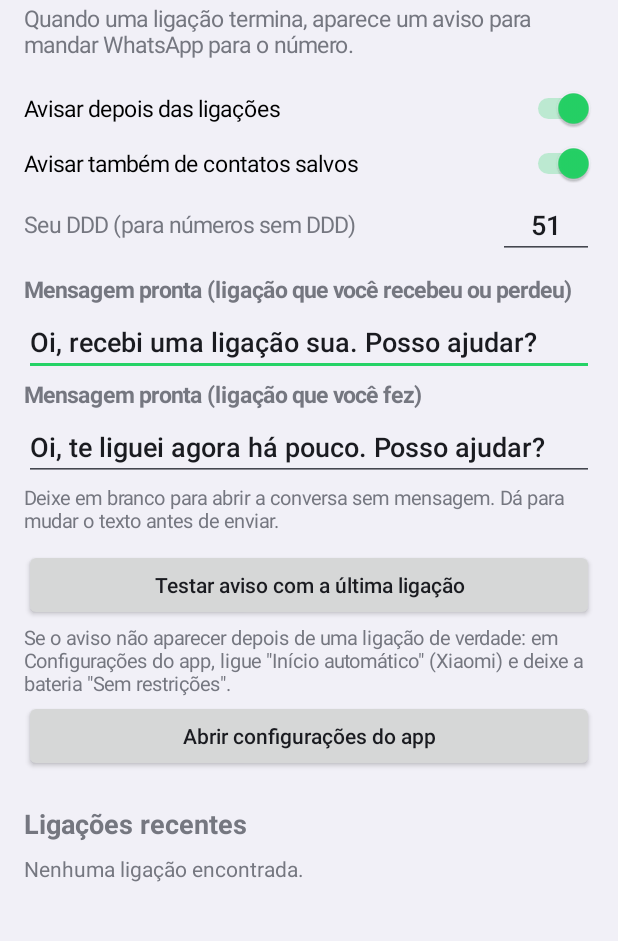
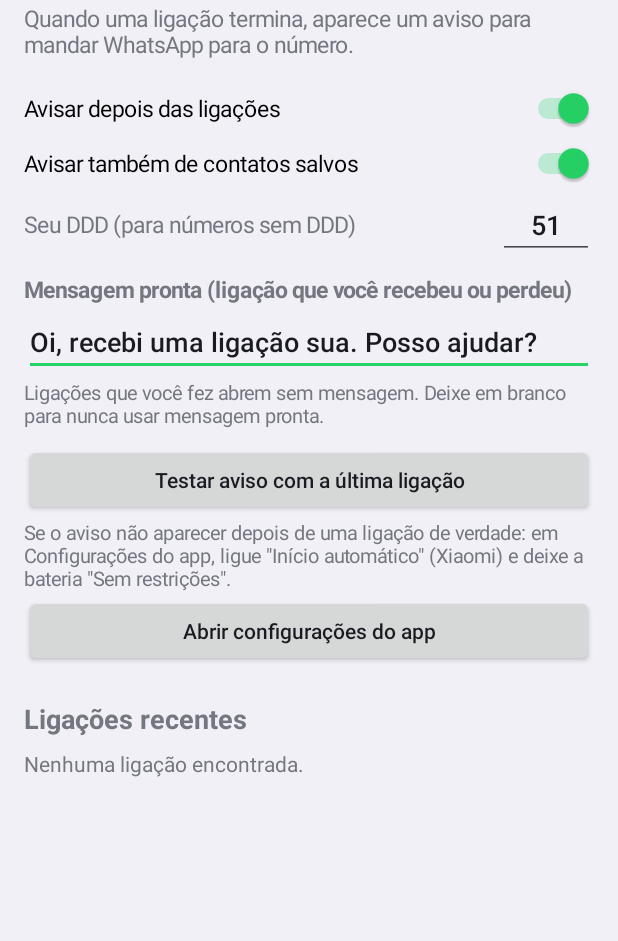
Before and after one commit to Brunolemosxd/brunolemosxd.github.io, an Android app: the screen it shows after launch (MainActivity), on a phone screen of 412 x 824 dp, the part 79-1020 px from its top. Run offline under Robolectric (Android 15) with nearby library versions, the phone set to English and light mode, and no system bars.

Commit message:
Zap da Ligação: ligações feitas abrem o WhatsApp sem mensagem pronta
Co-Authored-By: Claude Opus 5.5 <noreply@anthropic.com>
Claude-Session: https://claude.ai/code/session_017xmYPbSS8izuD4eBhVn8nP

```diff
--- a/extras/zap-ligacao/app/build.gradle
+++ b/extras/zap-ligacao/app/build.gradle
@@ -8,8 +8,8 @@ android {
         applicationId 'com.brunolemos.zapligacao'
         minSdk 26
         targetSdk 36
-        versionCode 2
-        versionName '0.2'
+        versionCode 3
+        versionName '0.3'
     }
     compileOptions {
         sourceCompatibility JavaVersion.VERSION_17
--- a/extras/zap-ligacao/app/src/main/java/com/brunolemos/zapligacao/MainActivity.java
+++ b/extras/zap-ligacao/app/src/main/java/com/brunolemos/zapligacao/MainActivity.java
@@ -122,9 +122,7 @@ public class MainActivity extends Activity {
 
         raiz.addView(texto("Mensagem pronta (ligação que você recebeu ou perdeu)", 15, true));
         raiz.addView(campoMensagem(p, "msgRecebida", Zap.MSG_RECEBIDA));
-        raiz.addView(texto("Mensagem pronta (ligação que você fez)", 15, true));
-        raiz.addView(campoMensagem(p, "msgFeita", Zap.MSG_FEITA));
-        raiz.addView(texto("Deixe em branco para abrir a conversa sem mensagem. Dá para mudar o texto antes de enviar.", 13, false));
+        raiz.addView(texto("Ligações que você fez abrem sem mensagem. Deixe em branco para nunca usar mensagem pronta.", 13, false));
         espaco(8);
 
         raiz.addView(botao("Testar aviso com a última ligação", false, v -> testar()));
--- a/extras/zap-ligacao/app/src/main/java/com/brunolemos/zapligacao/Zap.java
+++ b/extras/zap-ligacao/app/src/main/java/com/brunolemos/zapligacao/Zap.java
@@ -109,11 +109,10 @@ final class Zap {
     }
 
     static final String MSG_RECEBIDA = "Oi, recebi uma ligação sua. Posso ajudar?";
-    static final String MSG_FEITA = "Oi, te liguei agora há pouco. Posso ajudar?";
 
-    /** Mensagem pronta: uma para ligações que você recebeu/perdeu, outra para as que você fez. */
+    /** Mensagem pronta só para ligações que você recebeu/perdeu. As que você fez abrem sem texto. */
     static String mensagem(Context c, int tipo) {
-        if (tipo == CallLog.Calls.OUTGOING_TYPE) return prefs(c).getString("msgFeita", MSG_FEITA);
+        if (tipo == CallLog.Calls.OUTGOING_TYPE) return null;
         return prefs(c).getString("msgRecebida", MSG_RECEBIDA);
     }
 
```
